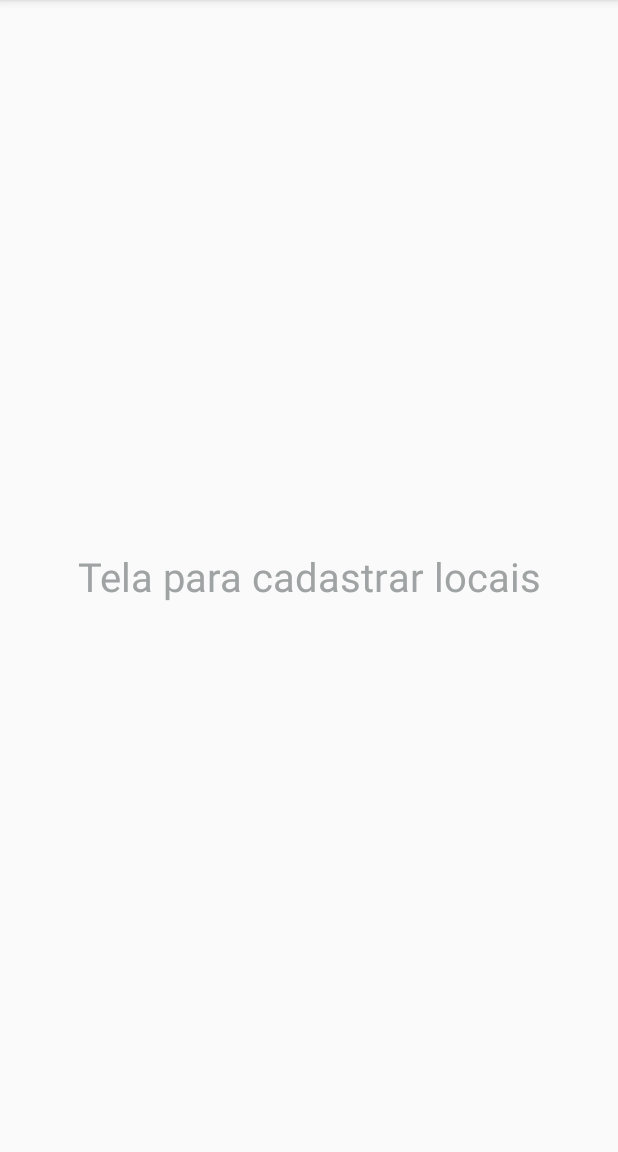
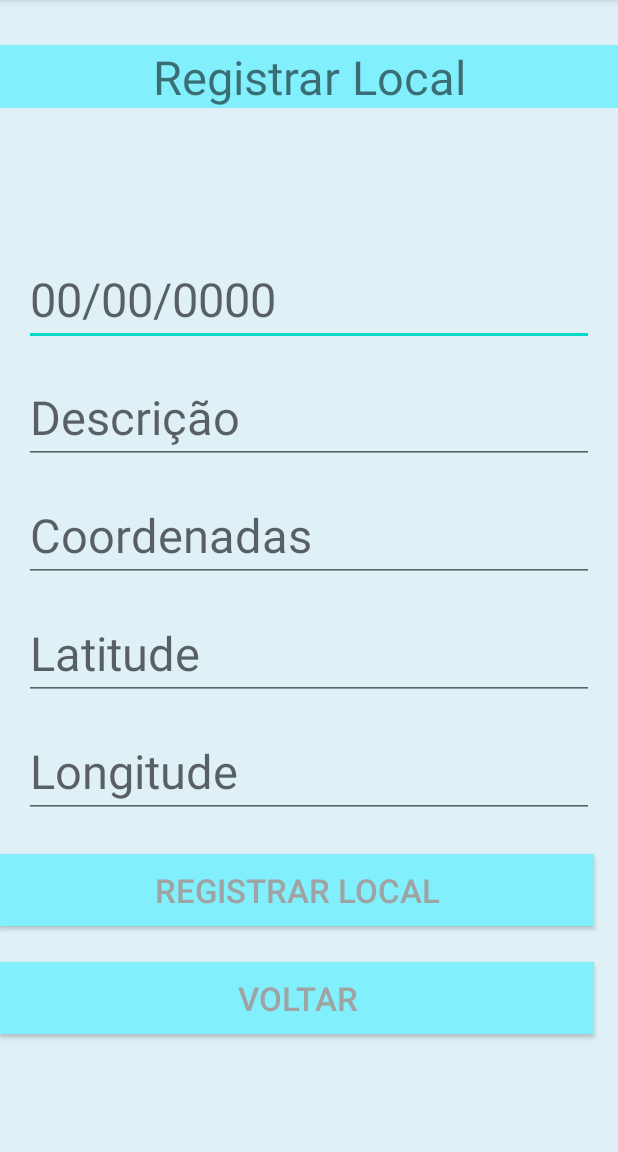
Before and after one commit to portel4/projetoLocation, an Android app: the fragment CadastroLocalFragment shown on its own in the app's theme, on a phone screen of 412 x 824 dp, the part 84-1236 px from its top. Run offline under Robolectric (Android 15) with nearby library versions, the phone set to English and light mode, and no system bars.

Commit message:
layout pagina de cadastro

```diff
--- a/app/build.gradle
+++ b/app/build.gradle
@@ -44,6 +44,17 @@ dependencies {
     annotationProcessor "androidx.lifecycle:lifecycle-compiler:$rootProject.archLifecycleVersion"
 // UI
     implementation "com.google.android.material:material:$rootProject.materialVersion"
+
+    // retrofit2 /app/build.gradle dependencies
+    implementation 'com.squareup.retrofit2:retrofit:2.7.0'
+    implementation 'com.squareup.retrofit2:converter-gson:2.7.0'
+
+// glide /app/build.gradle dependencies
+    implementation 'com.github.bumptech.glide:glide:4.10.0'
+    annotationProcessor 'com.github.bumptech.glide:compiler:4.10.0'
+// OKHTTP loggin interceptor
+    implementation 'com.squareup.okhttp3:logging-interceptor:4.9.0'
+
 // Testing
     androidTestImplementation "androidx.arch.core:core-testing:$rootProject.coreTestingVersion"
 
--- a/app/src/main/AndroidManifest.xml
+++ b/app/src/main/AndroidManifest.xml
@@ -7,7 +7,7 @@
          Google Maps Android API v2, but you must specify either coarse or fine
          location permissions for the "MyLocation" functionality.
     -->
-    <uses-permission android:name="android.permission.INTERNET"></uses-permission>
+
 
     <uses-permission android:name="android.permission.WRITE_EXTERNAL_STORAGE"/>
     <uses-permission android:name="com.google.android.providers.gsf.permission.READ_GSERVICES"/>
@@ -15,6 +15,7 @@
     <uses-permission android:name="android.permission.ACCESS_FINE_LOCATION"/>
     <uses-permission android:name="android.permission.ACCESS_NETWORK_STATE" />
     <uses-permission android:name="android.permission.ACCESS_FINE_LOCATION" />
+    <uses-permission android:name="android.permission.INTERNET" />
 
     <permission
         android:name="com.example.location_places.permission.MAPS_RECEIVE"
--- /dev/null
+++ b/app/src/main/java/com/example/location_places/model/Local.java
@@ -0,0 +1,4 @@
+package com.example.location_places.model;
+
+public interface Local {
+}
--- a/app/src/main/res/layout/fragment_cadastro_local.xml
+++ b/app/src/main/res/layout/fragment_cadastro_local.xml
@@ -1,22 +1,120 @@
 <?xml version="1.0" encoding="utf-8"?>
-<androidx.constraintlayout.widget.ConstraintLayout
+<androidx.constraintlayout.widget.ConstraintLayout xmlns:android="http://schemas.android.com/apk/res/android"
+    xmlns:app="http://schemas.android.com/apk/res-auto"
     xmlns:tools="http://schemas.android.com/tools"
-    xmlns:android="http://schemas.android.com/apk/res/android"
+    android:background="@color/fundoPadrao"
     android:layout_width="match_parent"
     android:layout_height="match_parent"
-    xmlns:app="http://schemas.android.com/apk/res-auto"
-    tools:context=".ui.CadastroLocalFragment">
+    tools:context=".ui.CadastroActivity">
 
-    <!-- TODO: Update blank fragment layout -->
     <TextView
-        android:layout_width="wrap_content"
+        android:id="@+id/textViewTitulo"
+        android:layout_width="match_parent"
         android:layout_height="wrap_content"
+        android:text="Registrar Local"
+        android:gravity="center"
+        android:background="@color/fundoFaixa"
+        android:textSize="14pt"
+        android:layout_marginTop="30dp"
         app:layout_constraintTop_toTopOf="parent"
         app:layout_constraintRight_toRightOf="parent"
+        app:layout_constraintLeft_toLeftOf="parent" />
+
+    <EditText
+        android:id="@+id/textViewtData"
+        android:layout_width="match_parent"
+        android:layout_height="wrap_content"
+        android:layout_marginLeft="16dp"
+        android:layout_marginTop="96dp"
+        android:layout_marginRight="16dp"
+        android:hint="00/00/0000"
+        android:inputType="date"
+        android:textSize="14pt"
+        app:layout_constraintHorizontal_bias="0.0"
         app:layout_constraintLeft_toLeftOf="parent"
-        app:layout_constraintBottom_toBottomOf="parent"
-        android:textSize="12pt"
+        app:layout_constraintRight_toRightOf="parent"
+        app:layout_constraintTop_toBottomOf="@+id/textViewTitulo" />
+
+    <EditText
+        android:id="@+id/editTextDescricao"
+        android:layout_width="match_parent"
+        android:layout_height="wrap_content"
+        android:textSize="14pt"
+        android:layout_marginTop="16dp"
+        android:layout_marginRight="16dp"
+        android:layout_marginLeft="16dp"
+        android:hint="Descrição"
+        app:layout_constraintTop_toBottomOf="@+id/textViewtData"
+        app:layout_constraintRight_toRightOf="parent"
+        app:layout_constraintLeft_toLeftOf="parent"/>
+
+    <EditText
+        android:id="@+id/editTextCod"
+        android:layout_width="match_parent"
+        android:layout_height="wrap_content"
+        android:textSize="14pt"
+        android:layout_marginTop="16dp"
+        android:layout_marginRight="16dp"
+        android:layout_marginLeft="16dp"
+        android:hint="Coordenadas"
+        app:layout_constraintTop_toBottomOf="@+id/editTextDescricao"
+        app:layout_constraintRight_toRightOf="parent"
+        app:layout_constraintLeft_toLeftOf="parent"/>
+
+    <EditText
+        android:id="@+id/editTextLat"
+        android:layout_width="match_parent"
+        android:layout_height="wrap_content"
+        android:textSize="14pt"
+        android:layout_marginTop="16dp"
+        android:layout_marginRight="16dp"
+        android:layout_marginLeft="16dp"
+        android:hint="Latitude"
+        app:layout_constraintTop_toBottomOf="@+id/editTextCod"
+        app:layout_constraintRight_toRightOf="parent"
+        app:layout_constraintLeft_toLeftOf="parent"/>
+
+    <EditText
+        android:id="@+id/editTextLong"
+        android:layout_width="match_parent"
+        android:layout_height="wrap_content"
+        android:textSize="14pt"
+        android:layout_marginTop="16dp"
+        android:layout_marginRight="16dp"
+        android:layout_marginLeft="16dp"
+        android:hint="Longitude"
+        app:layout_constraintTop_toBottomOf="@+id/editTextLat"
+        app:layout_constraintRight_toRightOf="parent"
+        app:layout_constraintLeft_toLeftOf="parent"/>
+    <!--na linha 94 precisa mudar o onclick para Voltar (necessario criar func)-->
+    <Button
+        android:id="@+id/btnRegistrar"
+        android:layout_width="match_parent"
+        android:layout_height="wrap_content"
+        android:text="Registrar local"
+        android:onClick="salvar"
+        android:background="@color/fundoFaixa"
         android:textColor="@color/cinzaLetra"
-        android:text="Tela para cadastrar locais" />
+        android:textSize="10pt"
+        android:layout_marginTop="24dp"
+        android:layout_marginRight="16dp"
+        app:layout_constraintTop_toBottomOf="@+id/editTextLong"
+        app:layout_constraintRight_toRightOf="parent"
+        app:layout_constraintLeft_toLeftOf="parent"/>
+
+    <Button
+        android:id="@+id/btnVoltar"
+        android:layout_width="match_parent"
+        android:layout_height="wrap_content"
+        android:text="Voltar"
+        android:onClick="salvar"
+        android:background="@color/fundoFaixa"
+        android:textColor="@color/cinzaLetra"
+        android:textSize="10pt"
+        android:layout_marginTop="24dp"
+        android:layout_marginRight="16dp"
+        app:layout_constraintTop_toBottomOf="@+id/btnRegistrar"
+        app:layout_constraintRight_toRightOf="parent"
+        app:layout_constraintLeft_toLeftOf="parent"/>
 
 </androidx.constraintlayout.widget.ConstraintLayout>
```
Also changed, not shown: app/src/main/java/com/example/location_places/ui/CadastroLocalFragment.java (+6 -5 lines).
